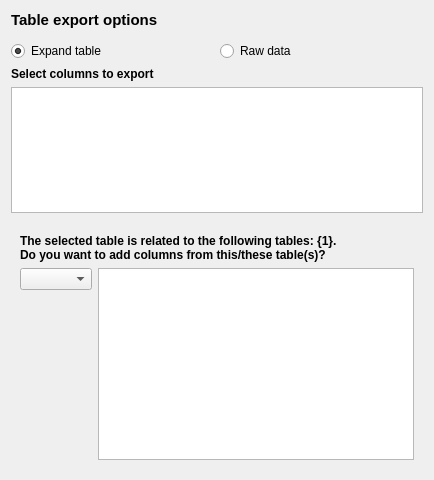
Above: src/gui/widgets/options/ui/export_table_options.ui from Vin985/ecosongs before the change. Below: the same form after it.
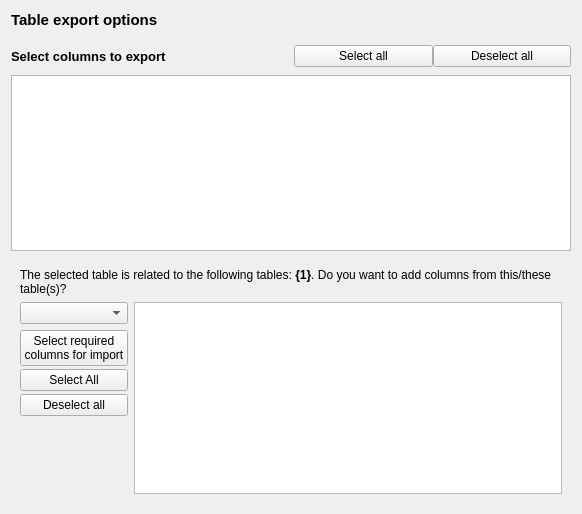
That is the form after the change. Custom widgets are drawn as their Qt base class.

Commit message: export table

```diff
--- a/src/gui/widgets/options/ui/export_table_options.ui
+++ b/src/gui/widgets/options/ui/export_table_options.ui
@@ -6,14 +6,17 @@
    <rect>
     <x>0</x>
     <y>0</y>
-    <width>434</width>
-    <height>480</height>
+    <width>582</width>
+    <height>514</height>
    </rect>
   </property>
   <property name="windowTitle">
    <string>Form</string>
   </property>
   <layout class="QGridLayout" name="gridLayout">
+   <property name="verticalSpacing">
+    <number>8</number>
+   </property>
    <item row="0" column="0" colspan="2">
     <widget class="QLabel" name="label">
      <property name="font">
@@ -28,10 +31,11 @@
      </property>
     </widget>
    </item>
-   <item row="3" column="0">
+   <item row="2" column="0">
     <widget class="QLabel" name="label_2">
      <property name="font">
       <font>
+       <pointsize>10</pointsize>
        <weight>75</weight>
        <bold>true</bold>
       </font>
@@ -41,7 +45,7 @@
      </property>
     </widget>
    </item>
-   <item row="4" column="0" colspan="2">
+   <item row="3" column="0" colspan="2">
     <widget class="CheckableList" name="list_columns">
      <property name="sizePolicy">
       <sizepolicy hsizetype="Expanding" vsizetype="Preferred">
@@ -52,66 +56,45 @@
     </widget>
    </item>
    <item row="2" column="1">
-    <widget class="QRadioButton" name="radio_raw">
-     <property name="toolTip">
-      <string>Export the table </string>
-     </property>
-     <property name="text">
-      <string>Raw data</string>
-     </property>
-     <attribute name="buttonGroup">
-      <string notr="true">buttonGroup</string>
-     </attribute>
-    </widget>
+    <layout class="QHBoxLayout" name="horizontalLayout">
+     <item>
+      <widget class="QPushButton" name="btn_select_all">
+       <property name="text">
+        <string>Select all</string>
+       </property>
+      </widget>
+     </item>
+     <item>
+      <widget class="QPushButton" name="btn_deselect_all">
+       <property name="text">
+        <string>Deselect all</string>
+       </property>
+      </widget>
+     </item>
+    </layout>
    </item>
-   <item row="5" column="0" colspan="2">
-    <widget class="QWidget" name="widget" native="true"/>
-   </item>
-   <item row="2" column="0">
-    <widget class="QRadioButton" name="radio_expand">
-     <property name="toolTip">
-      <string>Expand the table by adding columns from related tables</string>
-     </property>
-     <property name="text">
-      <string>Expand table</string>
-     </property>
-     <property name="checked">
-      <bool>true</bool>
-     </property>
-     <attribute name="buttonGroup">
-      <string notr="true">buttonGroup</string>
-     </attribute>
-    </widget>
-   </item>
-   <item row="1" column="0">
+   <item row="1" column="0" colspan="2">
     <widget class="FileChooser" name="file_chooser" native="true"/>
    </item>
-   <item row="9" column="0" colspan="2">
-    <spacer name="verticalSpacer">
-     <property name="orientation">
-      <enum>Qt::Vertical</enum>
-     </property>
-     <property name="sizeHint" stdset="0">
-      <size>
-       <width>20</width>
-       <height>40</height>
-      </size>
-     </property>
-    </spacer>
-   </item>
-   <item row="7" column="0" colspan="2">
+   <item row="4" column="0" colspan="2">
     <widget class="QWidget" name="expand_widget" native="true">
+     <property name="sizePolicy">
+      <sizepolicy hsizetype="Preferred" vsizetype="Expanding">
+       <horstretch>0</horstretch>
+       <verstretch>0</verstretch>
+      </sizepolicy>
+     </property>
      <layout class="QGridLayout" name="gridLayout_2">
       <item row="0" column="0" colspan="2">
        <widget class="QLabel" name="lbl_expand">
         <property name="font">
          <font>
-          <weight>75</weight>
-          <bold>true</bold>
+          <weight>50</weight>
+          <bold>false</bold>
          </font>
         </property>
         <property name="text">
-         <string>The selected table is related to the following tables: {1}.
+         <string>The selected table is related to the following tables: &lt;b&gt;{1}&lt;/b&gt;.
 Do you want to add columns from this/these table(s)?</string>
         </property>
         <property name="wordWrap">
@@ -119,12 +102,42 @@
         </property>
        </widget>
       </item>
-      <item row="1" column="0">
+      <item row="2" column="0">
        <layout class="QVBoxLayout" name="verticalLayout">
+        <property name="spacing">
+         <number>3</number>
+        </property>
         <item>
-         <widget class="QComboBox" name="combo_expand_table">
-          <property name="styleSheet">
-           <string notr="true"/>
+         <widget class="QPushButton" name="btn_expand_select_required">
+          <property name="sizePolicy">
+           <sizepolicy hsizetype="Minimum" vsizetype="Fixed">
+            <horstretch>0</horstretch>
+            <verstretch>0</verstretch>
+           </sizepolicy>
+          </property>
+          <property name="text">
+           <string>Select required
+columns for import</string>
+          </property>
+         </widget>
+        </item>
+        <item>
+         <widget class="QPushButton" name="btn_expand_select_all">
+          <property name="sizePolicy">
+           <sizepolicy hsizetype="Minimum" vsizetype="Fixed">
+            <horstretch>0</horstretch>
+            <verstretch>0</verstretch>
+           </sizepolicy>
+          </property>
+          <property name="text">
+           <string>Select All</string>
+          </property>
+         </widget>
+        </item>
+        <item>
+         <widget class="QPushButton" name="btn_expand_deselect_all">
+          <property name="text">
+           <string>Deselect all</string>
           </property>
          </widget>
         </item>
@@ -143,8 +156,22 @@
         </item>
        </layout>
       </item>
-      <item row="1" column="1">
-       <widget class="CheckableList" name="list_expand_columns"/>
+      <item row="1" column="0">
+       <widget class="QComboBox" name="combo_expand_table">
+        <property name="styleSheet">
+         <string notr="true"/>
+        </property>
+       </widget>
+      </item>
+      <item row="1" column="1" rowspan="3">
+       <widget class="CheckableList" name="list_expand_columns">
+        <property name="sizePolicy">
+         <sizepolicy hsizetype="Preferred" vsizetype="Expanding">
+          <horstretch>1</horstretch>
+          <verstretch>0</verstretch>
+         </sizepolicy>
+        </property>
+       </widget>
       </item>
      </layout>
     </widget>
```
The commit also changes 7 other files.
